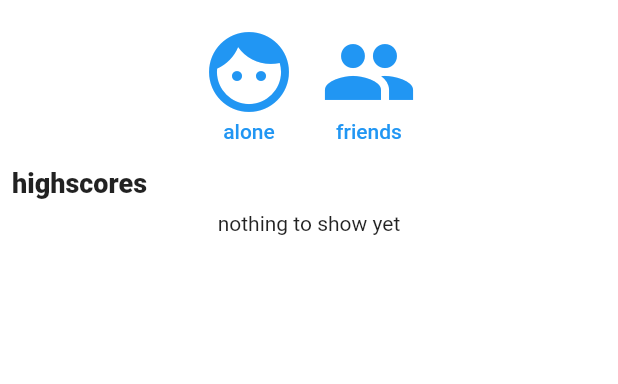
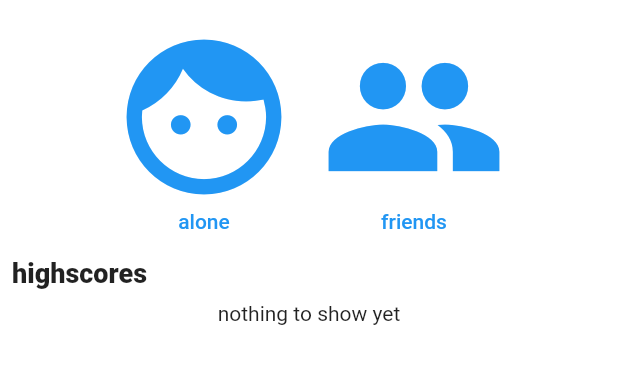
Before and after one commit to HoussemRabah/MC_reaction_speed, a Flutter app: the menuScreen screen opened directly, on a phone screen of 412 x 824 dp, the part 128-512 px from its top. Run offline on Flutter 3.47's test engine with Material 2 defaults, Android fonts, the phone set to English and light mode, and no system bars; our stand-ins replace bloc, flutter_bloc, flutter_svg, google_fonts, shared_preferences, stop_watch_timer; accounts and stored records are empty.

```diff
--- a/lib/UI/screens/menuScreen.dart
+++ b/lib/UI/screens/menuScreen.dart
@@ -49,7 +49,7 @@ class _menuScreenState extends State<menuScreen> {
                       children: const [
                         Icon(
                           Icons.face,
-                          size: 64.0,
+                          size: 124.0,
                         ),
                         Text('alone'),
                       ],
@@ -63,7 +63,7 @@ class _menuScreenState extends State<menuScreen> {
                       },
                       child: Column(
                         children: const [
-                          Icon(Icons.group, size: 64.0),
+                          Icon(Icons.group, size: 124.0),
                           Text('friends'),
                         ],
                       )),
```
Also changed, not shown: 1 other file.
